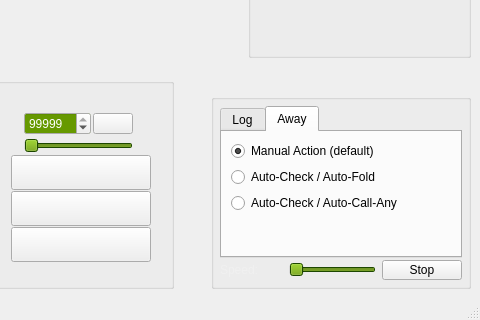
This is src/gui/qt/mainwindow.ui in pokerth/pokerth as Qt 5 draws it before an edit; both pictures show x 520 to 1000 and y 360 to 680 of the 1000 by 680 pixel window. The edited form follows.
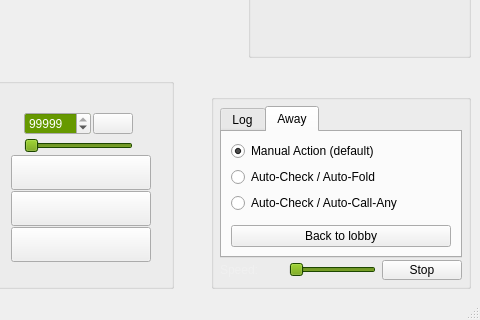
This is the edited form. The open tabs and pages were chosen to show the change. Icons and pictures are not drawn. Custom widgets are drawn as their Qt base class.

Commit message: back to lobby button + gui fixes

The edit to the form file:
```diff
--- a/src/gui/qt/mainwindow.ui
+++ b/src/gui/qt/mainwindow.ui
@@ -2895,6 +2895,19 @@
                  </property>
                 </spacer>
                </item>
+               <item row="4" column="0" >
+                <widget class="QPushButton" name="pushButton_backToLobby" >
+                 <property name="maximumSize" >
+                  <size>
+                   <width>16777215</width>
+                   <height>24</height>
+                  </size>
+                 </property>
+                 <property name="text" >
+                  <string>Back to lobby</string>
+                 </property>
+                </widget>
+               </item>
               </layout>
              </widget>
             </widget>
```
Left out of the diff: 11 changed lines with no effect on the pictures. The commit also changes 3 other files.
